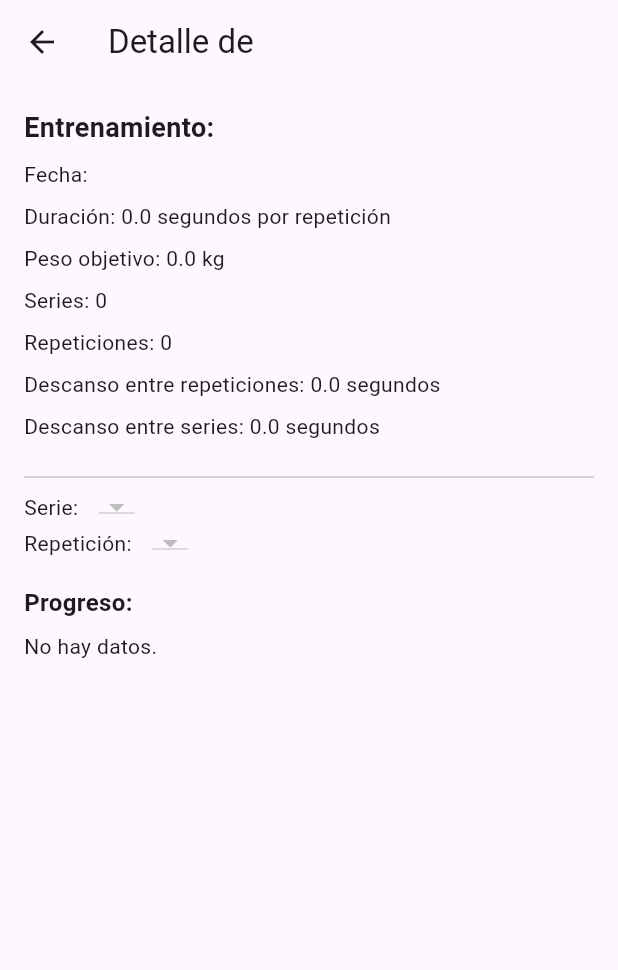
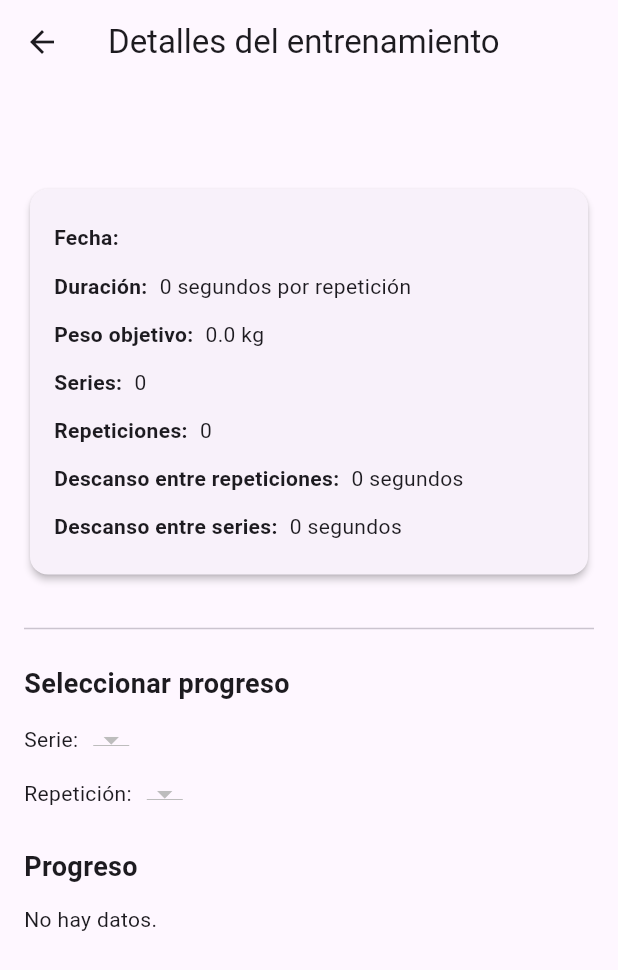
Before and after one commit to snprincich/AplicacionEscalada, a Flutter app: the EntrenamientoDetallesPage screen opened directly with empty values, on a phone screen of 412 x 824 dp. Shown: the top 970 px of the screen. Run offline on Flutter 3.47's test engine with Material 3 defaults, Android fonts, the phone set to English and light mode, and no system bars; our stand-ins replace audioplayers, csv, fl_chart, flutter_svg, get_it, permission_handler and 3 more; missing offline and left inert: file_selector, flutter_reactive_ble; accounts and stored records are empty.

Commit message:
Cambios visuales

```diff
--- a/app_escalada/lib/main.dart
+++ b/app_escalada/lib/main.dart
@@ -1,5 +1,6 @@
 import 'package:app_escalada/services/audio/audio_service.dart';
 import 'package:flutter/material.dart';
+import 'package:flutter/services.dart'; // 👈 Importante para SystemChrome
 import 'package:get_it/get_it.dart';
 import 'package:app_escalada/services/ble/bluetooth.dart';
 import 'package:app_escalada/services/db/db_datos.dart';
@@ -25,9 +26,16 @@ void setupLocator() {
   locator.registerLazySingleton<AudioService>(() => AudioService());
 }
 
-void main() {
+void main() async {
+
+  // SOLO ORIENTACION VERTICAL
+  WidgetsFlutterBinding.ensureInitialized();
+  await SystemChrome.setPreferredOrientations([
+    DeviceOrientation.portraitUp,
+  ]);
+
   setupLocator();
-  runApp(MyApp());
+  runApp(const MyApp());
 }
 
 class MyApp extends StatelessWidget {
--- a/app_escalada/lib/pages/entrenamiento_detalles_page.dart
+++ b/app_escalada/lib/pages/entrenamiento_detalles_page.dart
@@ -127,59 +127,66 @@ class _EntrenamientoDetallesPageState extends State<EntrenamientoDetallesPage> {
 Widget build(BuildContext context) {
   return Scaffold(
     appBar: AppBar(
-        title: Text('Detalle de ${widget.entrenamiento.nombreEntrenamiento}'),
+      title: Text('Detalles del entrenamiento'),
     ),
-      body:
-          isLoading
+    body: isLoading
         ? const Center(child: CircularProgressIndicator())
         : Padding(
             padding: const EdgeInsets.all(16.0),
             child: ListView(
               children: [
                 Text(
-                      'Entrenamiento: ${widget.entrenamiento.nombreEntrenamiento}',
+                  widget.entrenamiento.nombreEntrenamiento,
                   style: const TextStyle(
-                        fontSize: 18,
+                    fontSize: 24,
                     fontWeight: FontWeight.bold,
                   ),
                 ),
-                    const SizedBox(height: 8),
-                    Text('Fecha: ${_formatearFechaHora(widget.detalle.fecha)}'),
-                    const SizedBox(height: 8),
-                    Text(
-                      'Duración: ${widget.detalle.duracionRepeticion} segundos por repetición',
+                const SizedBox(height: 16),
+
+                Card(
+                  elevation: 2,
+                  shape: RoundedRectangleBorder(
+                    borderRadius: BorderRadius.circular(12),
                   ),
-                    const SizedBox(height: 8),
-                    Text('Peso objetivo: ${widget.detalle.pesoObjetivo} kg'),
-                    const SizedBox(height: 8),
-                    Text('Series: ${widget.detalle.series}'),
-                    const SizedBox(height: 8),
-                    Text('Repeticiones: ${widget.detalle.repeticiones}'),
-                    const SizedBox(height: 8),
-                    Text(
-                      'Descanso entre repeticiones: ${widget.detalle.descansoRepeticion} segundos',
+                  child: Padding(
+                    padding: const EdgeInsets.all(16.0),
+                    child: Column(
+                      crossAxisAlignment: CrossAxisAlignment.start,
+                      children: [
+                        _infoRow('Fecha:', _formatearFechaHora(widget.detalle.fecha)),
+                        _infoRow('Duración:', '${widget.detalle.duracionRepeticion!.toInt()} segundos por repetición'),
+                        _infoRow('Peso objetivo:', '${widget.detalle.pesoObjetivo} kg'),
+                        _infoRow('Series:', '${widget.detalle.series}'),
+                        _infoRow('Repeticiones:', '${widget.detalle.repeticiones}'),
+                        _infoRow('Descanso entre repeticiones:', '${widget.detalle.descansoRepeticion!.toInt()} segundos'),
+                        _infoRow('Descanso entre series:', '${widget.detalle.descansoSerie!.toInt()} segundos'),
+                      ],
                     ),
-                    const SizedBox(height: 8),
-                    Text(
-                      'Descanso entre series: ${widget.detalle.descansoSerie} segundos',
                   ),
+                ),
+
+                const SizedBox(height: 24),
+                const Divider(),
                 const SizedBox(height: 16),
-                    const Divider(),
+
+                const Text(
+                  'Seleccionar progreso',
+                  style: TextStyle(fontSize: 18, fontWeight: FontWeight.bold),
+                ),
+                const SizedBox(height: 12),
 
                 Row(
                   children: [
-                        const Text('Serie: '),
+                    const Text('Serie:'),
                     const SizedBox(width: 10),
                     DropdownButton<int>(
                       value: selectedSerie,
-                          items:
-                              seriesDisponibles
-                                  .map(
-                                    (s) => DropdownMenuItem(
+                      items: seriesDisponibles
+                          .map((s) => DropdownMenuItem(
                                 value: s,
                                 child: Text('$s'),
-                                    ),
-                                  )
+                              ))
                           .toList(),
                       onChanged: (val) {
                         setState(() {
@@ -190,21 +197,18 @@ class _EntrenamientoDetallesPageState extends State<EntrenamientoDetallesPage> {
                     ),
                   ],
                 ),
-
+                const SizedBox(height: 12),
                 Row(
                   children: [
-                        const Text('Repetición: '),
+                    const Text('Repetición:'),
                     const SizedBox(width: 10),
                     DropdownButton<int>(
                       value: selectedRepeticion,
-                          items:
-                              repeticionesDisponibles
-                                  .map(
-                                    (r) => DropdownMenuItem(
+                      items: repeticionesDisponibles
+                          .map((r) => DropdownMenuItem(
                                 value: r,
                                 child: Text('$r'),
-                                    ),
-                                  )
+                              ))
                           .toList(),
                       onChanged: (val) {
                         setState(() {
@@ -216,16 +220,16 @@ class _EntrenamientoDetallesPageState extends State<EntrenamientoDetallesPage> {
                   ],
                 ),
 
-                    const SizedBox(height: 16),
+                const SizedBox(height: 24),
 
                 const Text(
-                      'Progreso:',
+                  'Progreso',
                   style: TextStyle(
-                        fontSize: 16,
+                    fontSize: 18,
                     fontWeight: FontWeight.bold,
                   ),
                 ),
-                    const SizedBox(height: 8),
+                const SizedBox(height: 12),
                 _colorearSegmentos().isEmpty
                     ? const Text('No hay datos.')
                     : SizedBox(
@@ -248,11 +252,8 @@ class _EntrenamientoDetallesPageState extends State<EntrenamientoDetallesPage> {
                                   showTitles: true,
                                   interval: 10,
                                   reservedSize: 40,
-                                    getTitlesWidget:
-                                        (value, _) => Padding(
-                                          padding: const EdgeInsets.only(
-                                            right: 8,
-                                          ),
+                                  getTitlesWidget: (value, _) => Padding(
+                                    padding: const EdgeInsets.only(right: 8),
                                     child: Text('${value.toInt()}'),
                                   ),
                                 ),
@@ -261,8 +262,7 @@ class _EntrenamientoDetallesPageState extends State<EntrenamientoDetallesPage> {
                                 sideTitles: SideTitles(
                                   showTitles: true,
                                   interval: 1,
-                                    getTitlesWidget:
-                                        (value, _) => Text('${value.toInt()}'),
+                                  getTitlesWidget: (value, _) => Text('${value.toInt()}'),
                                 ),
                               ),
                             ),
@@ -289,4 +289,21 @@ class _EntrenamientoDetallesPageState extends State<EntrenamientoDetallesPage> {
           ),
   );
 }
+
+Widget _infoRow(String label, String value) {
+  return Padding(
+    padding: const EdgeInsets.symmetric(vertical: 6),
+    child: Row(
+      crossAxisAlignment: CrossAxisAlignment.start,
+      children: [
+        Text(
+          label,
+          style: const TextStyle(fontWeight: FontWeight.bold),
+        ),
+        const SizedBox(width: 8),
+        Expanded(child: Text(value)),
+      ],
+    ),
+  );
 }
+}
```
Lines whose indentation alone changed are shown as unchanged.
